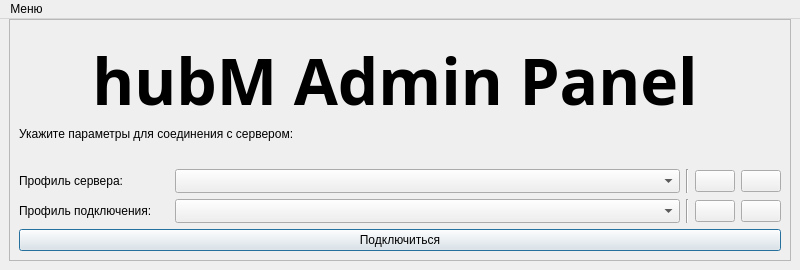
The window that hubm_admin_panel/ui/ui_launch.ui (PrintLine512/hubM-Admin-Panel) describes before a commit, drawn with Qt 5.
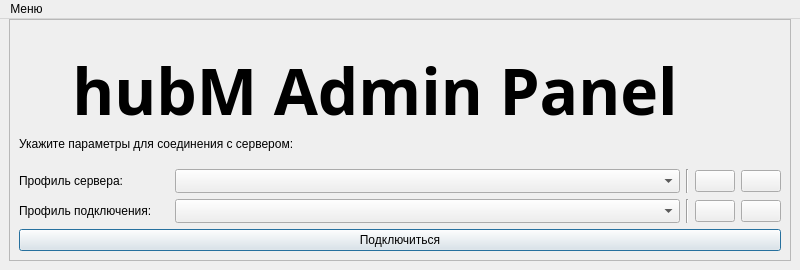
The same window after the commit. Icons and pictures are not drawn.

Patch:
```diff
--- a/hubm_admin_panel/ui/ui_launch.ui
+++ b/hubm_admin_panel/ui/ui_launch.ui
@@ -74,7 +74,7 @@
               <property name="geometry">
                <rect>
                 <x>0</x>
-                <y>50</y>
+                <y>60</y>
                 <width>571</width>
                 <height>71</height>
                </rect>
@@ -101,8 +101,8 @@
              <widget class="QLabel" name="label_9">
               <property name="geometry">
                <rect>
-                <x>60</x>
-                <y>0</y>
+                <x>40</x>
+                <y>10</y>
                 <width>632</width>
                 <height>121</height>
                </rect>
@@ -136,8 +136,8 @@
              <widget class="QLabel" name="label">
               <property name="geometry">
                <rect>
-                <x>680</x>
-                <y>60</y>
+                <x>670</x>
+                <y>36</y>
                 <width>71</width>
                 <height>71</height>
                </rect>
```
